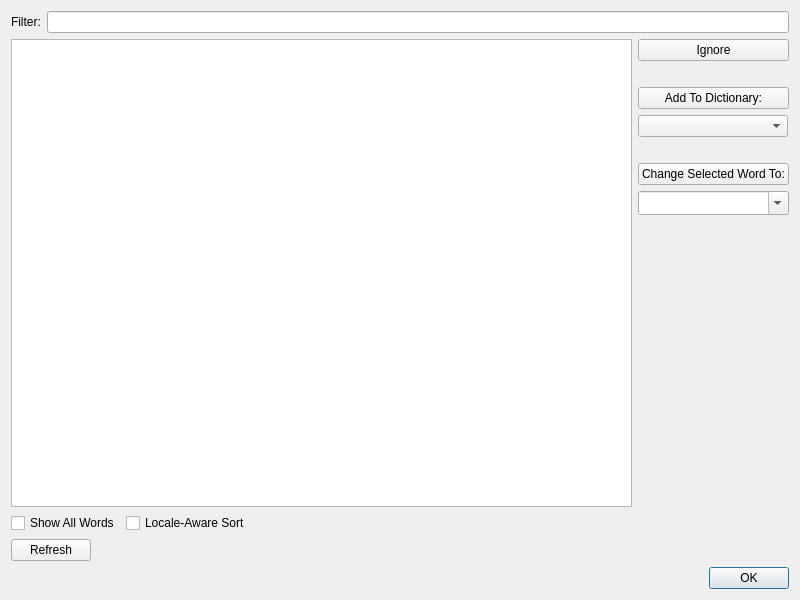
Qt form src/Form_Files/SpellcheckEditor.ui (Sigil-Ebook/Sigil) before a commit.
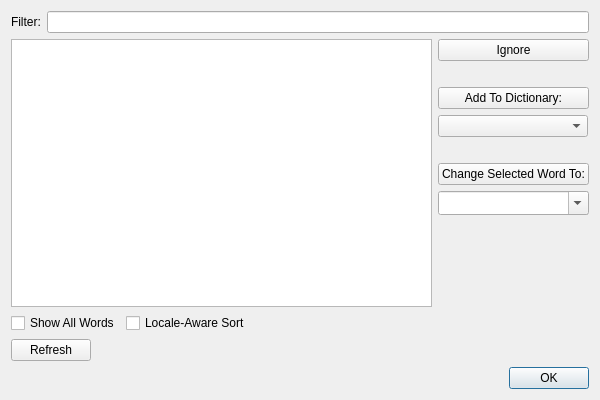
The same form after that commit.

Commit message: shrink fixed initial size for spellcheck dialog

What changed in the file:
```diff
--- a/src/Form_Files/SpellcheckEditor.ui
+++ b/src/Form_Files/SpellcheckEditor.ui
@@ -6,8 +6,8 @@
    <rect>
     <x>0</x>
     <y>0</y>
-    <width>800</width>
-    <height>600</height>
+    <width>600</width>
+    <height>400</height>
    </rect>
   </property>
   <property name="windowTitle">
```
